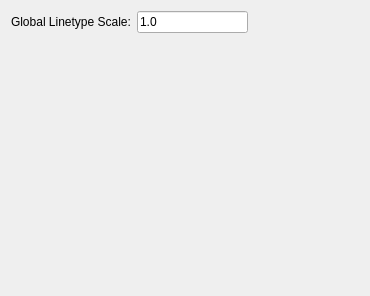
Above: scripts/Edit/DrawingPreferences/LinetypeSettings/PreferencesPage.ui from qcad/qcad before the change. Below: the same form after it.
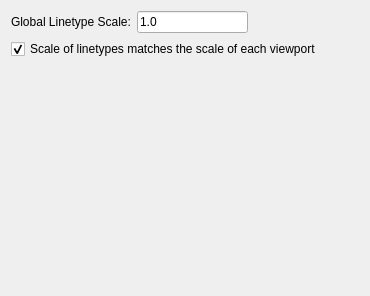
That is the form after the change. Custom widgets are drawn as their Qt base class.

Commit message: Add preference: Scale of linetypes matches the scale of each viewport

Diff of the .ui file:
```diff
--- a/scripts/Edit/DrawingPreferences/LinetypeSettings/PreferencesPage.ui
+++ b/scripts/Edit/DrawingPreferences/LinetypeSettings/PreferencesPage.ui
@@ -48,6 +48,16 @@
      </item>
     </layout>
    </item>
+   <item>
+    <widget class="QCheckBox" name="PSLTSCALE">
+     <property name="text">
+      <string>Scale of linetypes matches the scale of each viewport</string>
+     </property>
+     <property name="checked">
+      <bool>true</bool>
+     </property>
+    </widget>
+   </item>
    <item>
     <spacer name="verticalSpacer">
      <property name="orientation">
```
The commit also changes 2 other files.
